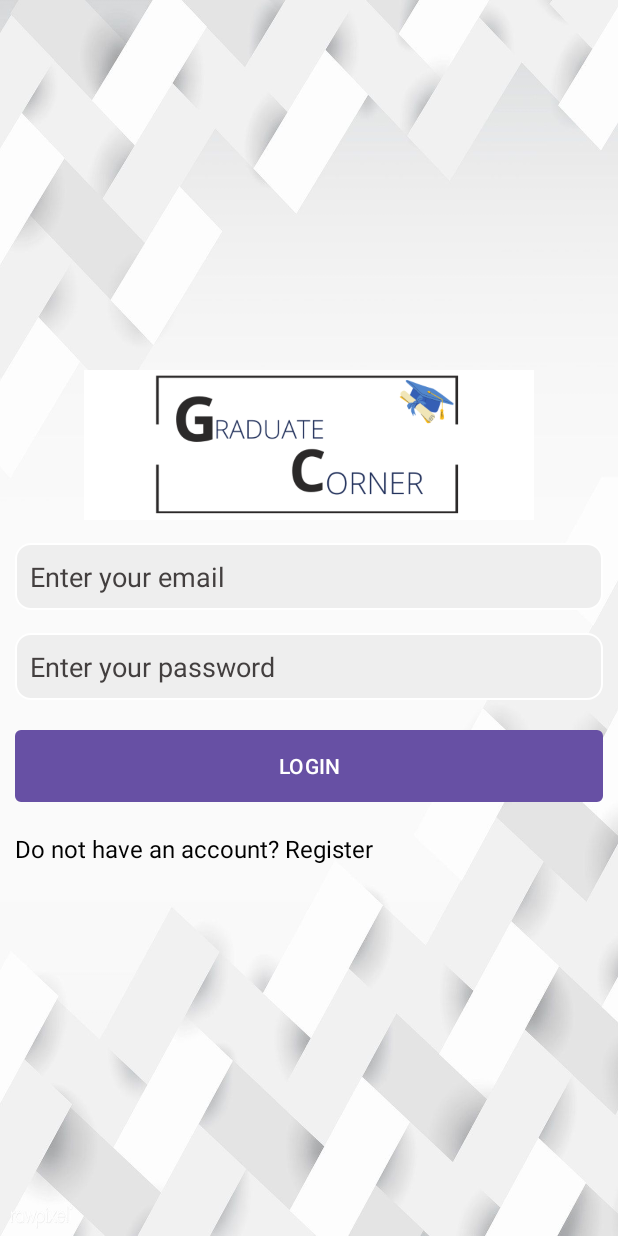
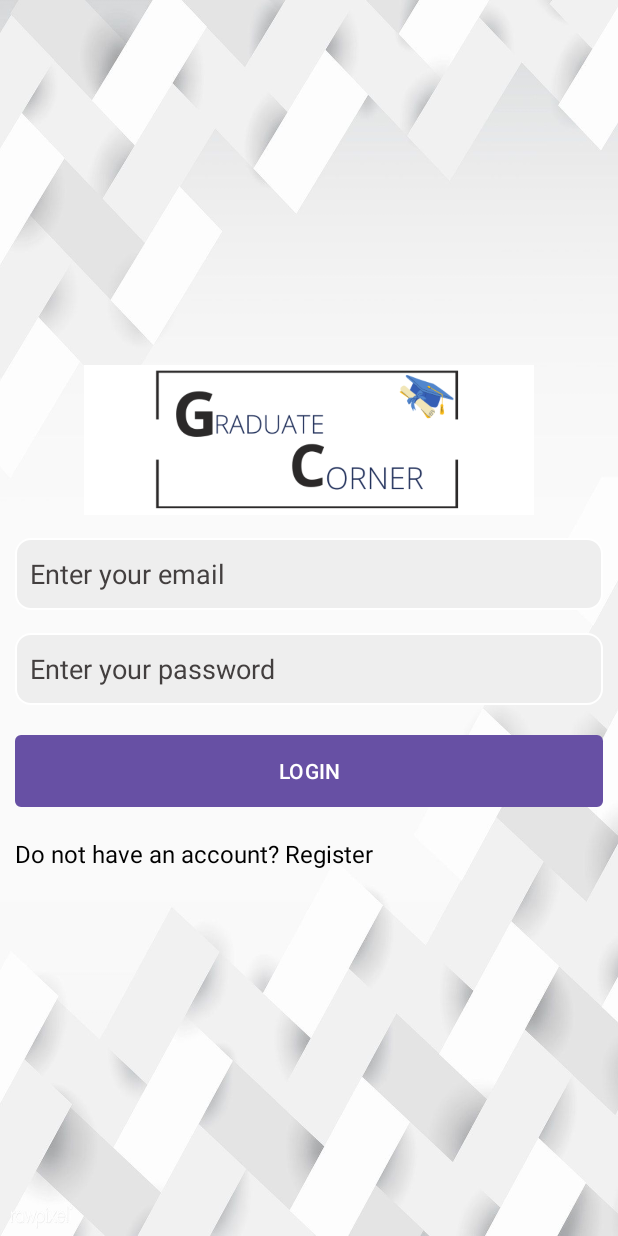
Before and after one commit to Ndhlovu1/Graduate-Corner, an Android app: the LoginActivity screen opened directly, with no data from a screen before it, on a phone screen of 412 x 824 dp. Run offline under Robolectric (Android 15) with nearby library versions, the phone set to English and light mode, and no system bars.

Commit message:
Completed the Activity Error Removals

```diff
--- a/app/src/main/res/layout/activity_login.xml
+++ b/app/src/main/res/layout/activity_login.xml
@@ -20,49 +20,52 @@
         />
 
     <EditText
+        android:id="@+id/email"
         android:layout_width="match_parent"
         android:layout_height="wrap_content"
+        android:layout_marginTop="15dp"
+        android:autofillHints=""
         android:background="@drawable/editxt_background"
-        android:hint="Enter your email"
-        android:layout_marginTop="15dp"
+        android:hint="@string/enter_your_email_hint"
+        android:inputType="textEmailAddress"
+        android:minHeight="48dp"
+        android:padding="10dp"
         android:textColor="@color/black"
-        android:textColorHint="#433F3F"
-        android:inputType="textEmailAddress"
-        android:id="@+id/email"
-        android:padding="10dp"
-        android:autofillHints="" />
+        android:textColorHint="#433F3F" />
 
     <EditText
+        android:id="@+id/password"
         android:layout_width="match_parent"
         android:layout_height="wrap_content"
+        android:layout_marginTop="15dp"
+        android:autofillHints=""
         android:background="@drawable/editxt_background"
-        android:hint="Enter your password"
-        android:layout_marginTop="15dp"
+        android:hint="@string/enter_your_password_hint"
         android:inputType="textPassword"
+        android:minHeight="48dp"
+        android:padding="10dp"
         android:textColor="@color/black"
-        android:textColorHint="#433F3F"
-        android:id="@+id/password"
-        android:padding="10dp"
-        android:autofillHints="" />
+        android:textColorHint="#433F3F" />
 
     <Button
         android:layout_width="match_parent"
         android:layout_height="wrap_content"
         android:id="@+id/login"
-        android:text="LOGIN"
+        android:text="@string/login_btn_hint"
         android:textColor="#fff"
         android:background="@drawable/button_background"
         android:layout_marginTop="20dp"
         />
 
     <TextView
+        android:id="@+id/txt_signup"
         android:layout_width="match_parent"
         android:layout_height="wrap_content"
-        android:text="Do not have an account? Register"
-        android:id="@+id/txt_signup"
+        android:layout_marginTop="20dp"
+        android:text="@string/go_to_reg_hint"
         android:textColor="@color/black"
-        android:textSize="16dp"
-        android:layout_marginTop="20dp" />
+        android:textSize="16sp"
+        tools:ignore="TextSizeCheck" />
 
 
 
--- a/app/src/main/res/values/strings.xml
+++ b/app/src/main/res/values/strings.xml
@@ -7,4 +7,8 @@
     <string name="your_password_hint">Your Password</string>
     <string name="sign_up_hint">Sign Up</string>
     <string name="go_to_login_hint">Already have an account? Sign in.</string>
+    <string name="enter_your_email_hint">Enter your email</string>
+    <string name="enter_your_password_hint">Enter your password</string>
+    <string name="login_btn_hint">LOGIN</string>
+    <string name="go_to_reg_hint">Do not have an account? Register</string>
 </resources>
```
